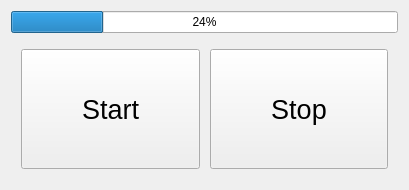
Senabahadir/OYK-Python-2022, file 1-QT/progress_with_button.ui: the form before one commit.
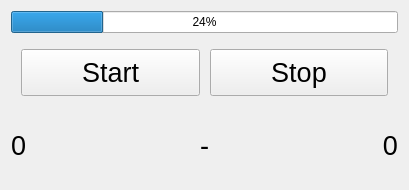
The form after the commit.

The edit to the form file:
```diff
--- a/1-QT/progress_with_button.ui
+++ b/1-QT/progress_with_button.ui
@@ -76,6 +76,52 @@
      </item>
     </layout>
    </item>
+   <item>
+    <layout class="QHBoxLayout" name="horizontalLayout_2">
+     <item>
+      <widget class="QLabel" name="lblUser">
+       <property name="font">
+        <font>
+         <pointsize>20</pointsize>
+        </font>
+       </property>
+       <property name="text">
+        <string>0</string>
+       </property>
+      </widget>
+     </item>
+     <item>
+      <widget class="QLabel" name="lblStatus">
+       <property name="font">
+        <font>
+         <pointsize>20</pointsize>
+        </font>
+       </property>
+       <property name="text">
+        <string>-</string>
+       </property>
+       <property name="alignment">
+        <set>Qt::AlignCenter</set>
+       </property>
+      </widget>
+     </item>
+     <item>
+      <widget class="QLabel" name="lblComputer">
+       <property name="font">
+        <font>
+         <pointsize>20</pointsize>
+        </font>
+       </property>
+       <property name="text">
+        <string>0</string>
+       </property>
+       <property name="alignment">
+        <set>Qt::AlignRight|Qt::AlignTrailing|Qt::AlignVCenter</set>
+       </property>
+      </widget>
+     </item>
+    </layout>
+   </item>
   </layout>
  </widget>
  <resources/>
```
